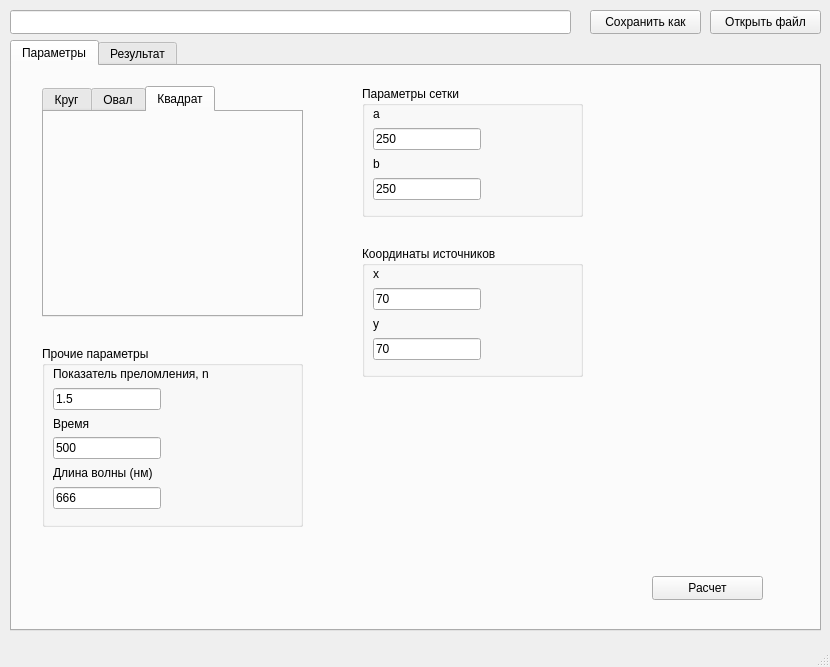
Qt form form.ui (Potsisik/RPP-HW8) before a commit.
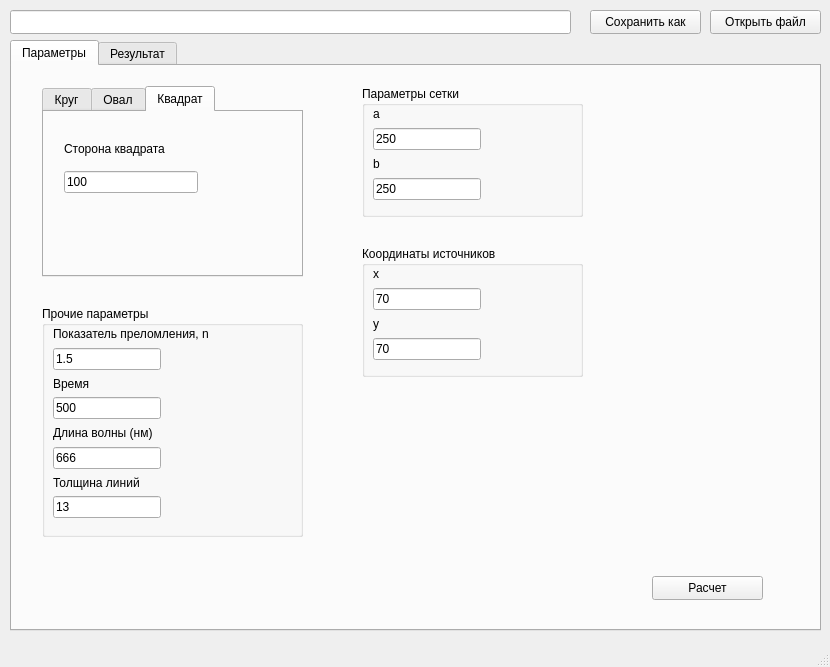
The same form after that commit. The open tabs and pages were chosen to show the change. Custom widgets are drawn as their Qt base class.

```diff
--- a/form.ui
+++ b/form.ui
@@ -114,7 +114,7 @@
         <x>30</x>
         <y>20</y>
         <width>261</width>
-        <height>231</height>
+        <height>191</height>
        </rect>
       </property>
       <property name="tabPosition">
@@ -240,6 +240,32 @@
        <attribute name="title">
         <string>Квадрат</string>
        </attribute>
+       <widget class="QWidget" name="">
+        <property name="geometry">
+         <rect>
+          <x>20</x>
+          <y>20</y>
+          <width>134</width>
+          <height>61</height>
+         </rect>
+        </property>
+        <layout class="QVBoxLayout" name="verticalLayout_6">
+         <item>
+          <widget class="QLabel" name="label_11">
+           <property name="text">
+            <string>Сторона квадрата</string>
+           </property>
+          </widget>
+         </item>
+         <item>
+          <widget class="QLineEdit" name="lineEdit_12">
+           <property name="text">
+            <string>100</string>
+           </property>
+          </widget>
+         </item>
+        </layout>
+       </widget>
       </widget>
      </widget>
      <widget class="QGroupBox" name="groupBox_2">
@@ -311,9 +337,9 @@
       <property name="geometry">
        <rect>
         <x>30</x>
-        <y>280</y>
+        <y>240</y>
         <width>261</width>
-        <height>181</height>
+        <height>231</height>
        </rect>
       </property>
       <property name="title">
@@ -325,7 +351,7 @@
          <x>11</x>
          <y>20</y>
          <width>192</width>
-         <height>143</height>
+         <height>192</height>
         </rect>
        </property>
        <layout class="QVBoxLayout" name="verticalLayout_3">
@@ -389,6 +415,26 @@
           </property>
          </widget>
         </item>
+        <item>
+         <widget class="QLabel" name="label_12">
+          <property name="text">
+           <string>Толщина линий</string>
+          </property>
+         </widget>
+        </item>
+        <item>
+         <widget class="QLineEdit" name="lineEdit_13">
+          <property name="sizePolicy">
+           <sizepolicy hsizetype="Fixed" vsizetype="Fixed">
+            <horstretch>0</horstretch>
+            <verstretch>0</verstretch>
+           </sizepolicy>
+          </property>
+          <property name="text">
+           <string>13</string>
+          </property>
+         </widget>
+        </item>
        </layout>
       </widget>
      </widget>
```
Left out of the diff: 74 changed lines with no effect on the pictures.
